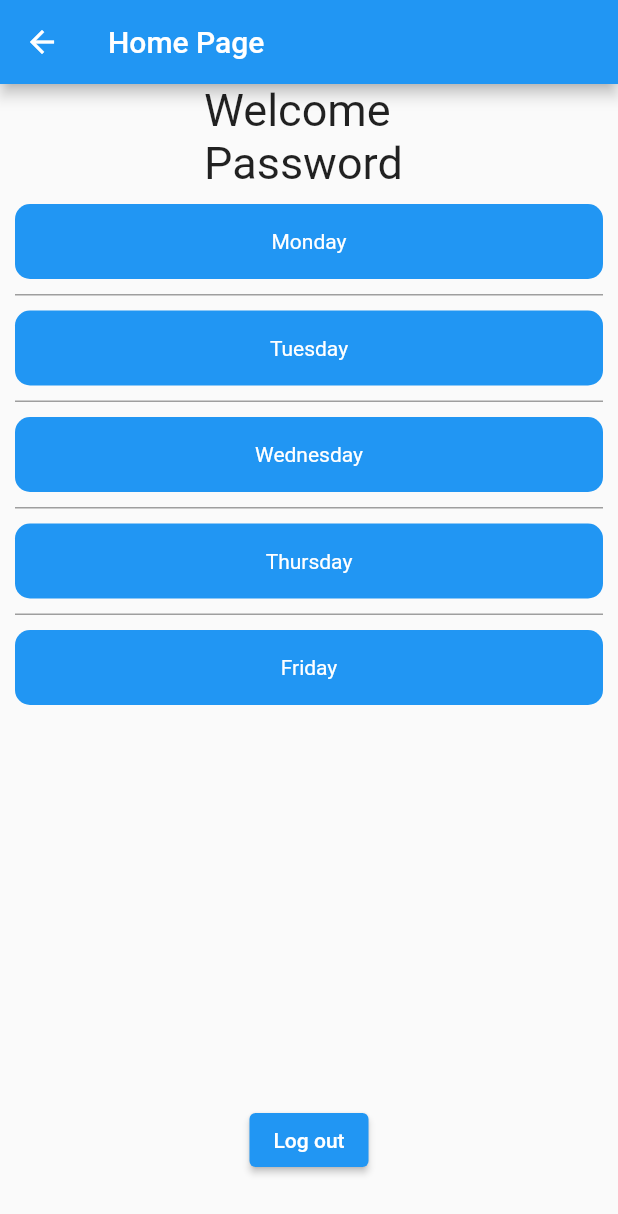
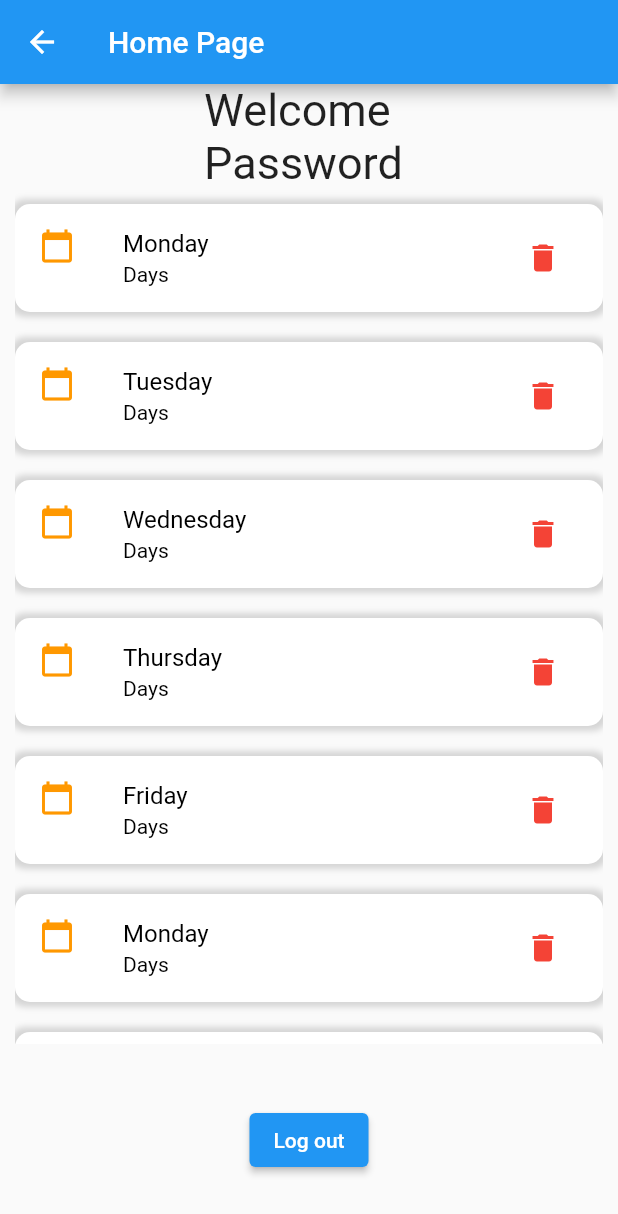
Before and after one commit to Shihan-Nuwanjith-udayanga/Sample-Flutter-App, a Flutter app: the HomePage screen opened directly with empty values, on a phone screen of 412 x 824 dp. Shown: the top 1214 px of the screen. Run offline on Flutter 3.47's test engine with Material 2 defaults, Android fonts, the phone set to English and light mode, and no system bars; network calls fail.

Commit message:
create list view

```diff
--- a/lib/home_page.dart
+++ b/lib/home_page.dart
@@ -14,7 +14,7 @@ class HomePage extends StatefulWidget {
 }
 
 class _HomePageState extends State<HomePage> {
-  List<String> data = ['Monday', 'Tuesday', 'Wednesday', 'Thursday', 'Friday'];
+  List<String> data = ['Monday', 'Tuesday', 'Wednesday', 'Thursday', 'Friday', 'Monday', 'Tuesday', 'Wednesday', 'Thursday', 'Friday'];
 
   @override
   Widget build(BuildContext context) {
@@ -46,8 +46,38 @@ class _HomePageState extends State<HomePage> {
                 ),
               ),
             ),
-            Expanded(
-              child: ListView.separated(
+           Expanded(
+              child: ListView.builder(
+
+                itemCount: data.length,
+
+              itemBuilder: (context, index){
+                return Container(
+                  margin: EdgeInsets.symmetric(vertical: 10),
+                  decoration: BoxDecoration(
+                    color: Colors.white,
+                    borderRadius: BorderRadius.circular(10),
+                    boxShadow: [
+                      BoxShadow(
+                        color: Colors.grey.withOpacity(0.4),
+                        spreadRadius: 3,
+                        blurRadius: 3
+                      )
+                    ]
+                  ),
+                    child: ListTile(
+                      leading: Icon(Icons.calendar_today, color: Colors.orange,),
+                      title: Text(data[index], style: TextStyle(color: Colors.black),),
+                      subtitle: Text('Days', style: TextStyle(color: Colors.black),),
+                      trailing: IconButton(icon: Icon(Icons.delete), color: Colors.red, onPressed: (){},),
+                    ),
+                );
+              }),
+          ),
+
+    // ============== Seperated List View ==============
+    /* Expanded(
+             child: ListView.separated(
                 // scrollDirection: Axis.horizontal,
 
                 itemCount: data.length,
@@ -71,6 +101,8 @@ class _HomePageState extends State<HomePage> {
                   },
               )
             ),
+*/
+            // =============== Log Out Button ================
             Container(
               padding: EdgeInsets.symmetric(vertical: 40),
               child: ElevatedButton(
```
